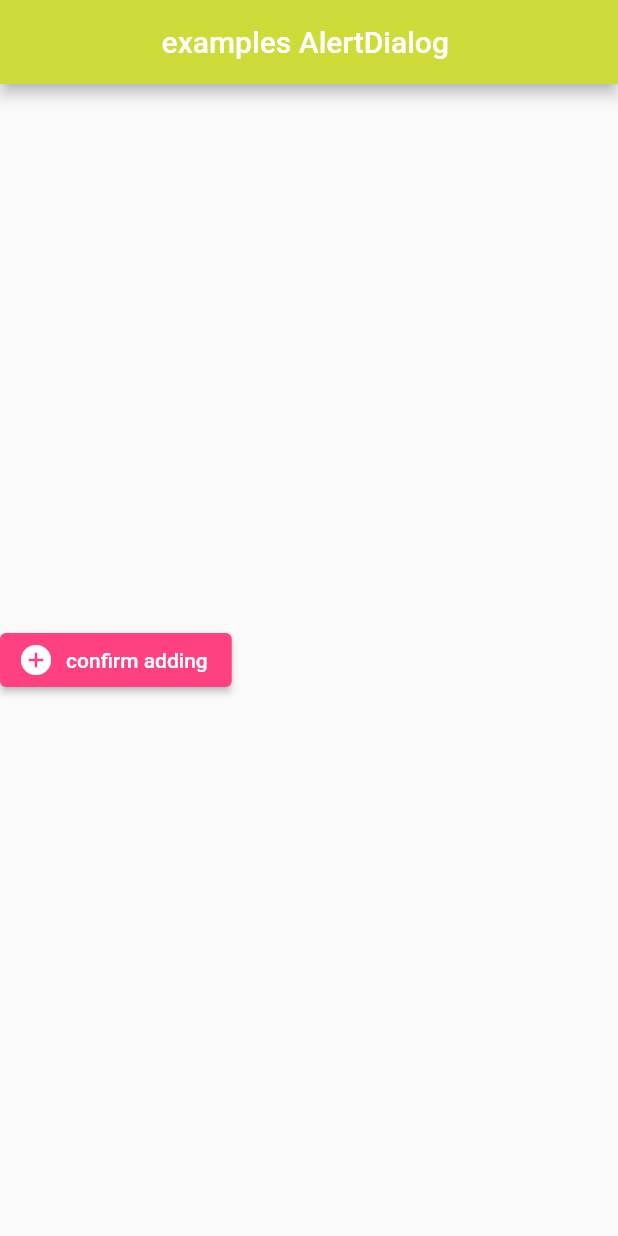
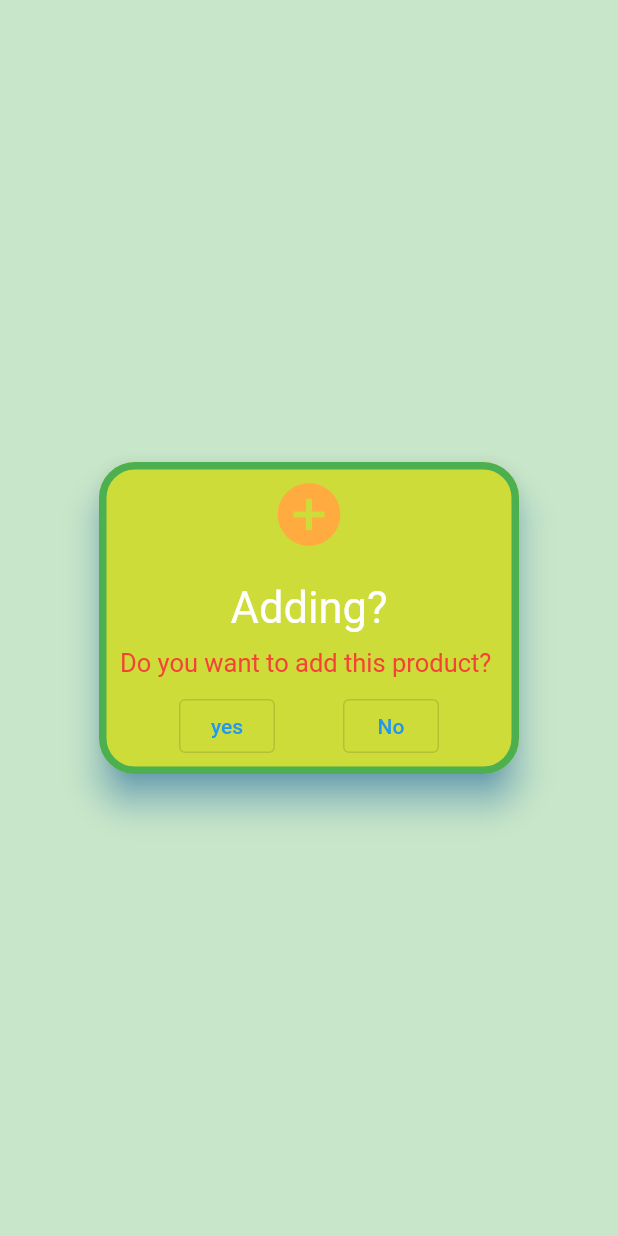
Before and after one commit to UniteacherDrRaed/lecture7example1, a Flutter app: the screen it shows after launch, after a tap on "confirm adding", on a phone screen of 412 x 824 dp. Run offline on Flutter 3.47's test engine with Material 2 defaults, Android fonts, the phone set to English and light mode, and no system bars.

```diff
--- a/lib/main.dart
+++ b/lib/main.dart
@@ -10,7 +10,7 @@ class MyApp extends StatelessWidget {
   // This widget is the root of your application.
   @override
   Widget build(BuildContext context) {
-    return MaterialApp(
+    return const MaterialApp(
       home: MainScreen(),
     );
   }
@@ -32,20 +32,56 @@ class _MainScreenState extends State<MainScreen> {
         centerTitle: true,
         backgroundColor: Colors.lime,
       ),
-      body: Column(
-        mainAxisAlignment: MainAxisAlignment.spaceAround,
-        children: [
-          ElevatedButton.icon(
-          style: ElevatedButton.styleFrom(
-            backgroundColor: Colors.pinkAccent
-          ),
-              onPressed: (){
+      body: ElevatedButton.icon(
 
-          },
-              icon:const Icon(Icons.add_circle),
-              label: const Text("confirm adding"))
-        ],
+      style: ElevatedButton.styleFrom(
+        padding:const EdgeInsets.all(40),
+        backgroundColor: Colors.pinkAccent,
+        elevation: 10,
+        shadowColor: Colors.orange,
+        textStyle: const TextStyle(fontSize: 24),
+
       ),
+          onPressed:(){
+         showDialog(context: context,
+             barrierColor: Colors.green.shade100,
+             barrierDismissible: false,
+             builder: (context){
+           return AlertDialog(
+               title: const Text("Adding?"),
+               titleTextStyle: const TextStyle(color:Colors.white,fontSize: 29),
+               titlePadding:const  EdgeInsets.all(10),
+               elevation: 10,
+               shadowColor: Colors.blue,
+               contentPadding:const EdgeInsets.symmetric(horizontal: 14),
+               icon:const Icon(Icons.add_circle,size: 50,),
+               iconColor: Colors.orangeAccent,
+               iconPadding: const EdgeInsets.all(10),
+               backgroundColor: Colors.lime,
+               actionsAlignment:MainAxisAlignment.spaceEvenly,
+               content: const Text("Do you want to add this product?"),
+               shape: RoundedRectangleBorder(
+                 borderRadius: BorderRadius.circular(24),
+                 side: BorderSide(color:Colors.green,width: 5),
+               ),
+               contentTextStyle: const TextStyle(color: Colors.red,fontSize: 17),
+               actions: [
+                 OutlinedButton(onPressed: (){
+                   print("yes");
+                   Navigator.of(context).pop();
+                 }, child: const Text('yes')),
+                 OutlinedButton(onPressed: (){
+                   print("no");
+                   Navigator.of(context).pop();
+                 }, child: const Text("No")),
+               ],
+
+
+           );
+             });
+      },
+          icon:const Icon(Icons.add_circle),
+          label: const Text("confirm adding")),
     );
   }
 }
```
